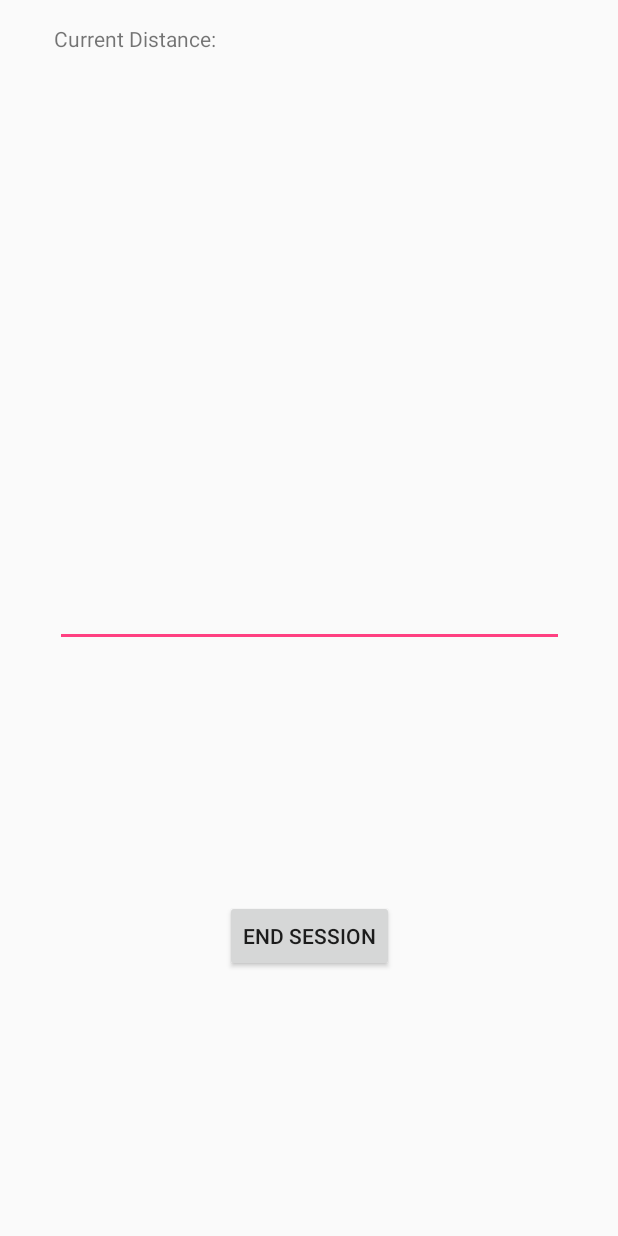
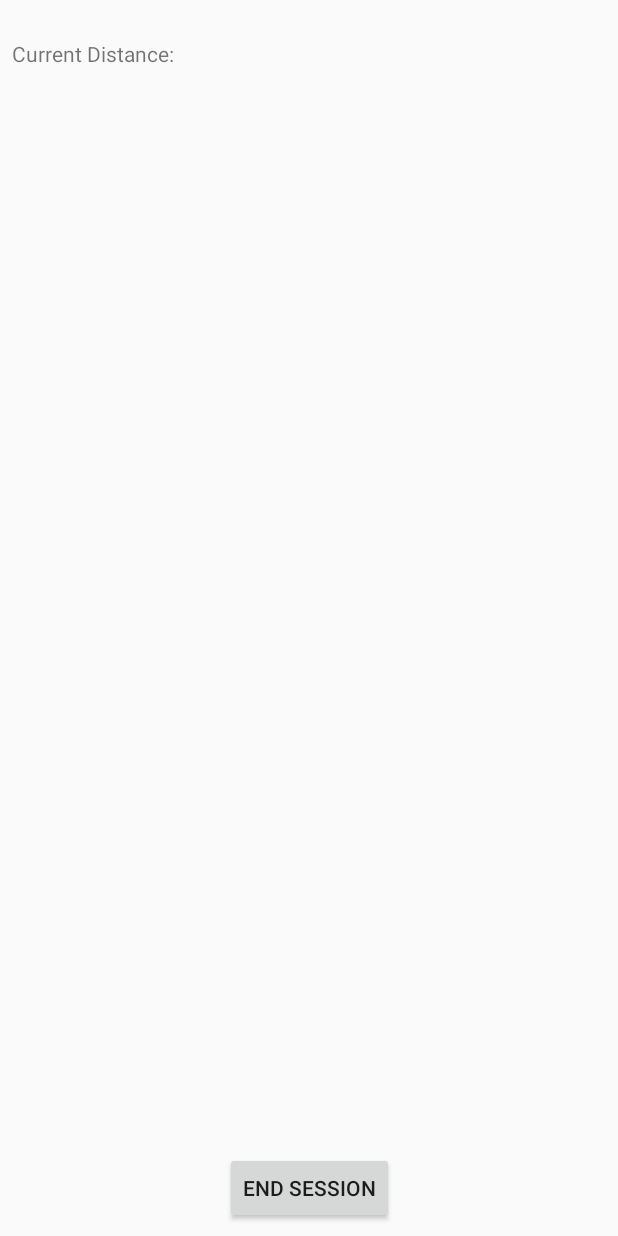
Before and after one commit to MaikuZ/SimplyTrackMe, an Android app: the layout activity_start.xml on its own in the app's theme, with its tools: preview values and no code run, on a phone screen of 412 x 824 dp. Run offline under Robolectric (Android 15) with nearby library versions, the phone set to English and light mode, and no system bars.

Commit message:
Tweaks
tweaks

```diff
--- a/SimplyTrackMe/app/src/main/java/com/example/piotrhelm/simplytrackme/Track.java
+++ b/SimplyTrackMe/app/src/main/java/com/example/piotrhelm/simplytrackme/Track.java
@@ -12,6 +12,7 @@ import java.io.Serializable;
 import java.text.DateFormat;
 import java.util.ArrayList;
 import java.util.Calendar;
+import java.util.Date;
 
 import static java.lang.Math.atan2;
 import static java.lang.Math.cos;
--- a/SimplyTrackMe/app/src/main/res/layout/activity_start.xml
+++ b/SimplyTrackMe/app/src/main/res/layout/activity_start.xml
@@ -7,21 +7,6 @@
     tools:context="com.example.piotrhelm.simplytrackme.Start">
 
 
-    <EditText
-        android:id="@+id/editText"
-        android:layout_width="339dp"
-        android:layout_height="423dp"
-        android:layout_marginTop="8dp"
-        android:ems="10"
-        android:inputType="text"
-        android:selectAllOnFocus="false"
-        android:singleLine="false"
-        app:layout_constraintTop_toTopOf="parent"
-        android:layout_marginLeft="8dp"
-        app:layout_constraintLeft_toLeftOf="parent"
-        android:layout_marginRight="8dp"
-        app:layout_constraintRight_toRightOf="parent" />
-
     <Button
         android:id="@+id/button5"
         android:layout_width="wrap_content"
@@ -29,7 +14,6 @@
         android:onClick="endSession"
         android:text="End Session"
 
-        app:layout_constraintTop_toBottomOf="@+id/editText"
         app:layout_constraintBottom_toBottomOf="parent"
         android:layout_marginBottom="8dp"
         android:layout_marginRight="8dp"
@@ -43,11 +27,11 @@
         android:layout_height="373dp"
         android:layout_marginLeft="8dp"
         android:layout_marginRight="8dp"
-        android:layout_marginTop="16dp"
+        android:layout_marginTop="26dp"
         android:text="Current Distance: "
         app:layout_constraintLeft_toLeftOf="parent"
         app:layout_constraintRight_toRightOf="parent"
         app:layout_constraintTop_toTopOf="parent"
-        app:layout_constraintHorizontal_bias="0.517" />
+        app:layout_constraintHorizontal_bias="0.0" />
 
 </android.support.constraint.ConstraintLayout>
```
Also changed, not shown: SimplyTrackMe/app/src/main/java/com/example/piotrhelm/simplytrackme/Start.java (+0 -26 lines).
